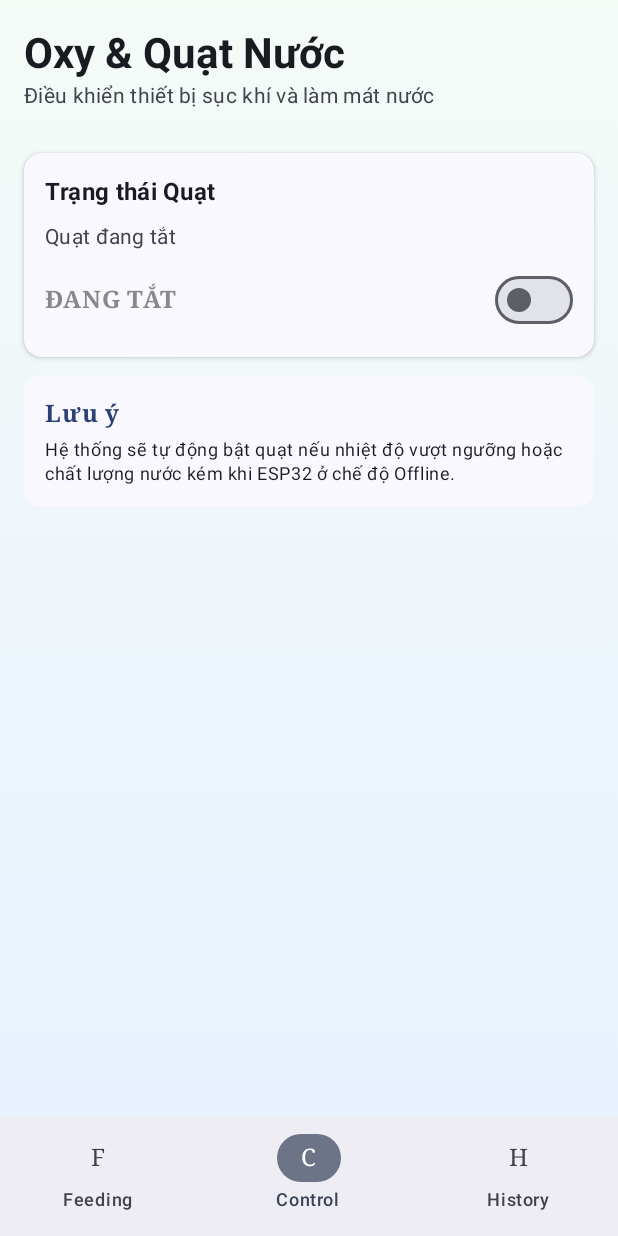
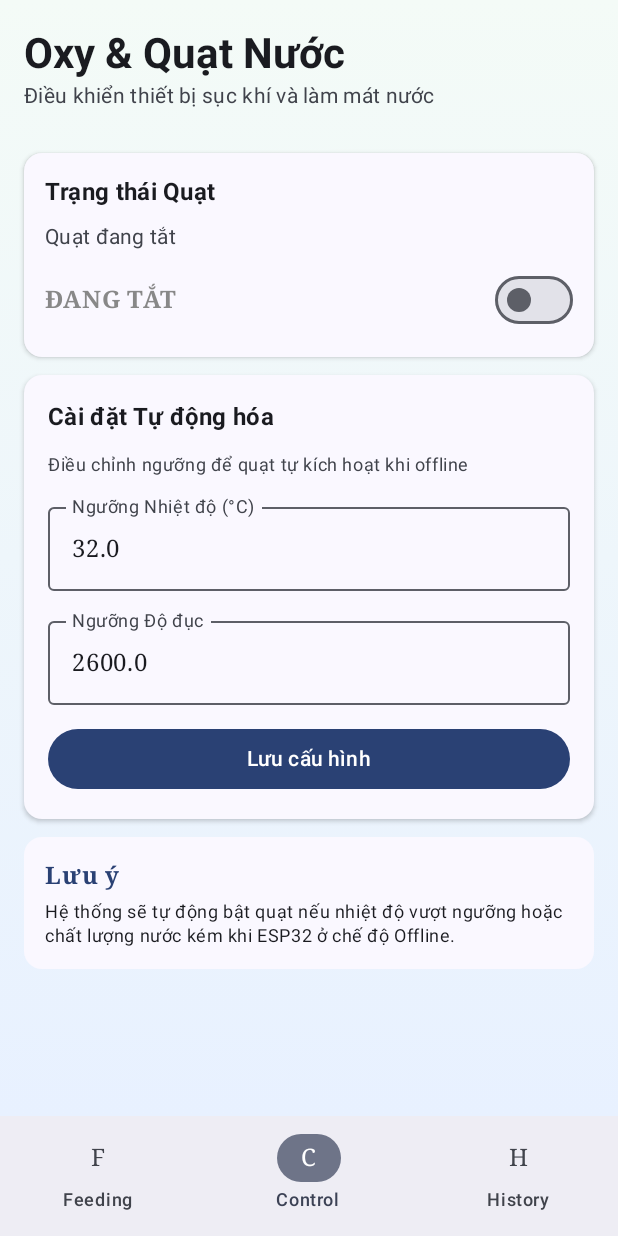
Before and after one commit to dinlurceis/fish-care, an Android app built with Jetpack Compose: the screen it shows after launch (MainActivity), item 2 of the bottom bar chosen, on a phone screen of 412 x 824 dp. Run offline under Robolectric (Android 15) with nearby library versions, the light colour scheme and no system bars; our stand-ins replace Firebase (no records; nobody signed in at launch, a user with empty details on screens opened directly).

Commit message:
Tích hợp tính năng cài đặt ngưỡng tự động hóa cho quạt oxy

```diff
--- /dev/null
+++ b/android-app/app/src/main/java/com/htn/fishcare/control/data/AutomationRepository.kt
@@ -0,0 +1,58 @@
+package com.htn.fishcare.control.data
+
+import com.google.firebase.database.DataSnapshot
+import com.google.firebase.database.DatabaseError
+import com.google.firebase.database.FirebaseDatabase
+import com.google.firebase.database.DatabaseReference
+import com.google.firebase.database.ValueEventListener
+import kotlinx.coroutines.channels.awaitClose
+import kotlinx.coroutines.flow.Flow
+import kotlinx.coroutines.flow.callbackFlow
+import kotlinx.coroutines.suspendCancellableCoroutine
+import kotlin.coroutines.resume
+import kotlin.coroutines.resumeWithException
+
+data class AutomationThresholds(
+    val tempHigh: Float = 32f,
+    val turbidityHigh: Float = 2600f
+)
+
+class AutomationRepository {
+    private val thresholdRef = FirebaseDatabase.getInstance().getReference("aquarium/config/thresholds")
+
+    fun observeThresholds(): Flow<AutomationThresholds> = callbackFlow {
+        val listener = object : ValueEventListener {
+            override fun onDataChange(snapshot: DataSnapshot) {
+                val temp = snapshot.child("temp_high").getValue(Float::class.java) ?: 32f
+                val turbidity = snapshot.child("turbidity_high").getValue(Float::class.java) ?: 2600f
+                trySend(AutomationThresholds(temp, turbidity))
+            }
+
+            override fun onCancelled(error: DatabaseError) {
+                close(error.toException())
+            }
+        }
+        thresholdRef.addValueEventListener(listener)
+        awaitClose { thresholdRef.removeEventListener(listener) }
+    }
+
+    suspend fun updateThresholds(thresholds: AutomationThresholds) {
+        val updates = mapOf(
+            "temp_high" to thresholds.tempHigh,
+            "turbidity_high" to thresholds.turbidityHigh
+        )
+        thresholdRef.awaitUpdate(updates)
+    }
+
+    private suspend fun DatabaseReference.awaitUpdate(updates: Map<String, Any>) {
+        suspendCancellableCoroutine<Unit> { continuation ->
+            updateChildren(updates)
+                .addOnSuccessListener {
+                    if (continuation.isActive) continuation.resume(Unit)
+                }
+                .addOnFailureListener { throwable ->
+                    if (continuation.isActive) continuation.resumeWithException(throwable)
+                }
+        }
+    }
+}
--- /dev/null
+++ b/android-app/app/src/main/java/com/htn/fishcare/control/ui/AutomationSettingsScreen.kt
@@ -0,0 +1,107 @@
+package com.htn.fishcare.control.ui
+
+import androidx.compose.foundation.layout.Arrangement
+import androidx.compose.foundation.layout.Column
+import androidx.compose.foundation.layout.Row
+import androidx.compose.foundation.layout.fillMaxWidth
+import androidx.compose.foundation.layout.padding
+import androidx.compose.foundation.text.KeyboardOptions
+import androidx.compose.material3.Button
+import androidx.compose.material3.Card
+import androidx.compose.material3.CardDefaults
+import androidx.compose.material3.MaterialTheme
+import androidx.compose.material3.OutlinedTextField
+import androidx.compose.material3.Text
+import androidx.compose.runtime.Composable
+import androidx.compose.runtime.LaunchedEffect
+import androidx.compose.runtime.collectAsState
+import androidx.compose.runtime.getValue
+import androidx.compose.ui.Modifier
+import androidx.compose.ui.text.font.FontWeight
+import androidx.compose.ui.text.input.KeyboardType
+import androidx.compose.ui.unit.dp
+import androidx.lifecycle.viewmodel.compose.viewModel
+import kotlinx.coroutines.delay
+
+@Composable
+fun AutomationSettingsSection(
+    modifier: Modifier = Modifier,
+    viewModel: AutomationViewModel = viewModel()
+) {
+    val uiState by viewModel.uiState.collectAsState()
+
+    LaunchedEffect(uiState.message, uiState.error) {
+        if (uiState.message != null || uiState.error != null) {
+            delay(2500)
+            viewModel.clearMessage()
+        }
+    }
+
+    Card(
+        modifier = modifier.fillMaxWidth(),
+        colors = CardDefaults.cardColors(
+            containerColor = MaterialTheme.colorScheme.surface
+        ),
+        elevation = CardDefaults.cardElevation(defaultElevation = 2.dp)
+    ) {
+        Column(
+            modifier = Modifier.padding(16.dp),
+            verticalArrangement = Arrangement.spacedBy(12.dp)
+        ) {
+            Text(
+                text = "Cài đặt Tự động hóa",
+                style = MaterialTheme.typography.titleMedium,
+                fontWeight = FontWeight.Bold
+            )
+
+            Text(
+                text = "Điều chỉnh ngưỡng để quạt tự kích hoạt khi offline",
+                style = MaterialTheme.typography.bodySmall,
+                color = MaterialTheme.colorScheme.onSurfaceVariant
+            )
+
+            OutlinedTextField(
+                value = uiState.tempInput,
+                onValueChange = viewModel::onTempInputChange,
+                label = { Text("Ngưỡng Nhiệt độ (°C)") },
+                modifier = Modifier.fillMaxWidth(),
+                keyboardOptions = KeyboardOptions(keyboardType = KeyboardType.Decimal),
+                singleLine = true,
+                enabled = !uiState.isUpdating
+            )
+
+            OutlinedTextField(
+                value = uiState.turbidityInput,
+                onValueChange = viewModel::onTurbidityInputChange,
+                label = { Text("Ngưỡng Độ đục") },
+                modifier = Modifier.fillMaxWidth(),
+                keyboardOptions = KeyboardOptions(keyboardType = KeyboardType.Number),
+                singleLine = true,
+                enabled = !uiState.isUpdating
+            )
+
+            Button(
+                onClick = viewModel::saveThresholds,
+                modifier = Modifier.fillMaxWidth(),
+                enabled = !uiState.isUpdating && !uiState.isLoading
+            ) {
+                Text(if (uiState.isUpdating) "Đang lưu..." else "Lưu cấu hình")
+            }
+
+            if (uiState.message != null) {
+                Text(
+                    text = uiState.message!!,
+                    color = MaterialTheme.colorScheme.primary,
+                    style = MaterialTheme.typography.bodySmall
+                )
+            }
+            if (uiState.error != null) {
+                Text(
+                    text = uiState.error!!,
+                    color = MaterialTheme.colorScheme.error,
+                    style = MaterialTheme.typography.bodySmall
+                )
+            }
+        }
+    }
+}
--- /dev/null
+++ b/android-app/app/src/main/java/com/htn/fishcare/control/ui/AutomationViewModel.kt
@@ -0,0 +1,93 @@
+package com.htn.fishcare.control.ui
+
+import androidx.lifecycle.ViewModel
+import androidx.lifecycle.viewModelScope
+import com.htn.fishcare.control.data.AutomationRepository
+import com.htn.fishcare.control.data.AutomationThresholds
+import kotlinx.coroutines.flow.MutableStateFlow
+import kotlinx.coroutines.flow.StateFlow
+import kotlinx.coroutines.flow.asStateFlow
+import kotlinx.coroutines.flow.catch
+import kotlinx.coroutines.launch
+
+data class AutomationUiState(
+    val isLoading: Boolean = true,
+    val thresholds: AutomationThresholds = AutomationThresholds(),
+    val isUpdating: Boolean = false,
+    val tempInput: String = "32.0",
+    val turbidityInput: String = "2600.0",
+    val message: String? = null,
+    val error: String? = null
+)
+
+class AutomationViewModel(
+    private val repository: AutomationRepository = AutomationRepository()
+) : ViewModel() {
+
+    private val _uiState = MutableStateFlow(AutomationUiState())
+    val uiState: StateFlow<AutomationUiState> = _uiState.asStateFlow()
+
+    init {
+        observeThresholds()
+    }
+
+    private fun observeThresholds() {
+        viewModelScope.launch {
+            repository.observeThresholds()
+                .catch {
+                    _uiState.value = _uiState.value.copy(
+                        isLoading = false,
+                        error = "Không thể tải cấu hình ngưỡng"
+                    )
+                }
+                .collect { thresholds ->
+                    _uiState.value = _uiState.value.copy(
+                        isLoading = false,
+                        thresholds = thresholds,
+                        tempInput = thresholds.tempHigh.toString(),
+                        turbidityInput = thresholds.turbidityHigh.toString(),
+                        error = null
+                    )
+                }
+        }
+    }
+
+    fun onTempInputChange(value: String) {
+        _uiState.value = _uiState.value.copy(tempInput = value)
+    }
+
+    fun onTurbidityInputChange(value: String) {
+        _uiState.value = _uiState.value.copy(turbidityInput = value)
+    }
+
+    fun saveThresholds() {
+        val temp = _uiState.value.tempInput.toFloatOrNull()
+        val turbidity = _uiState.value.turbidityInput.toFloatOrNull()
+
+        if (temp == null || turbidity == null) {
+            _uiState.value = _uiState.value.copy(error = "Vui lòng nhập số hợp lệ")
+            return
+        }
+
+        viewModelScope.launch {
+            _uiState.value = _uiState.value.copy(isUpdating = true, message = null, error = null)
+            runCatching {
+                repository.updateThresholds(AutomationThresholds(temp, turbidity))
+            }.onSuccess {
+                _uiState.value = _uiState.value.copy(
+                    isUpdating = false,
+                    message = "Đã cập nhật ngưỡng tự động"
+                )
+            }.onFailure {
+                _uiState.value = _uiState.value.copy(
+                    isUpdating = false,
+                    error = "Cập nhật thất bại"
+                )
+            }
+        }
+    }
+
+    fun clearMessage() {
+        _uiState.value = _uiState.value.copy(message = null, error = null)
+    }
+}
--- a/android-app/app/src/main/java/com/htn/fishcare/control/ui/FanControlScreen.kt
+++ b/android-app/app/src/main/java/com/htn/fishcare/control/ui/FanControlScreen.kt
@@ -125,6 +125,10 @@ fun FanControlScreen(
                 }
 
                 item {
+                    AutomationSettingsSection()
+                }
+
+                item {
                     Card(
                         colors = CardDefaults.cardColors(
                             containerColor = MaterialTheme.colorScheme.surface
```
